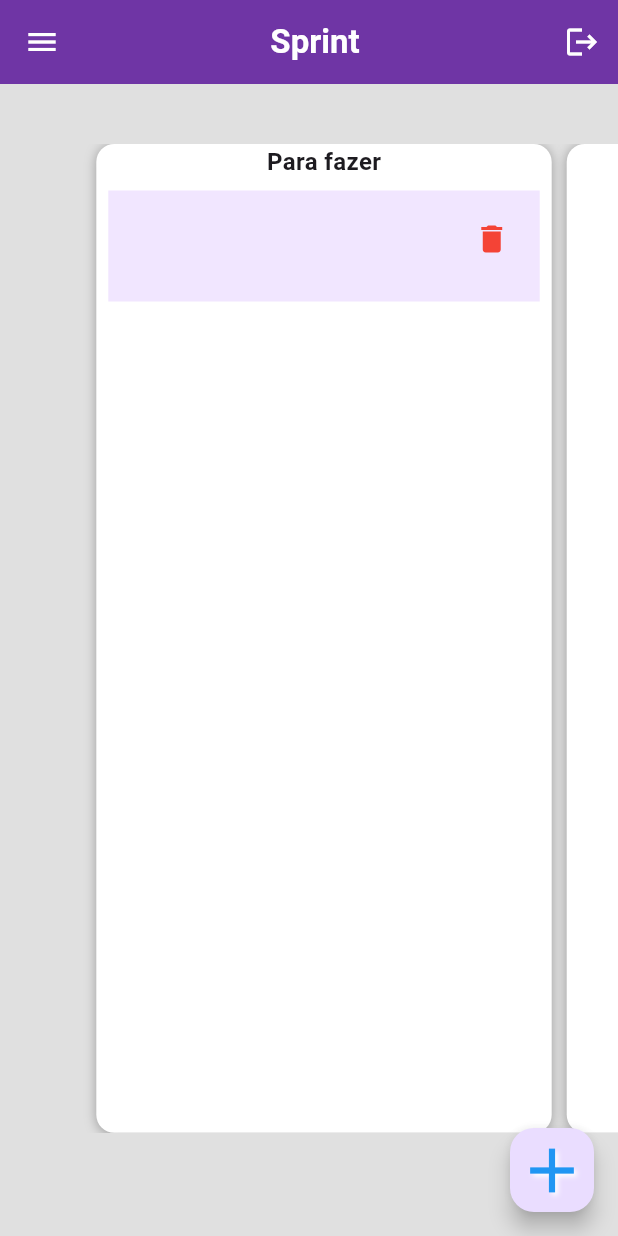
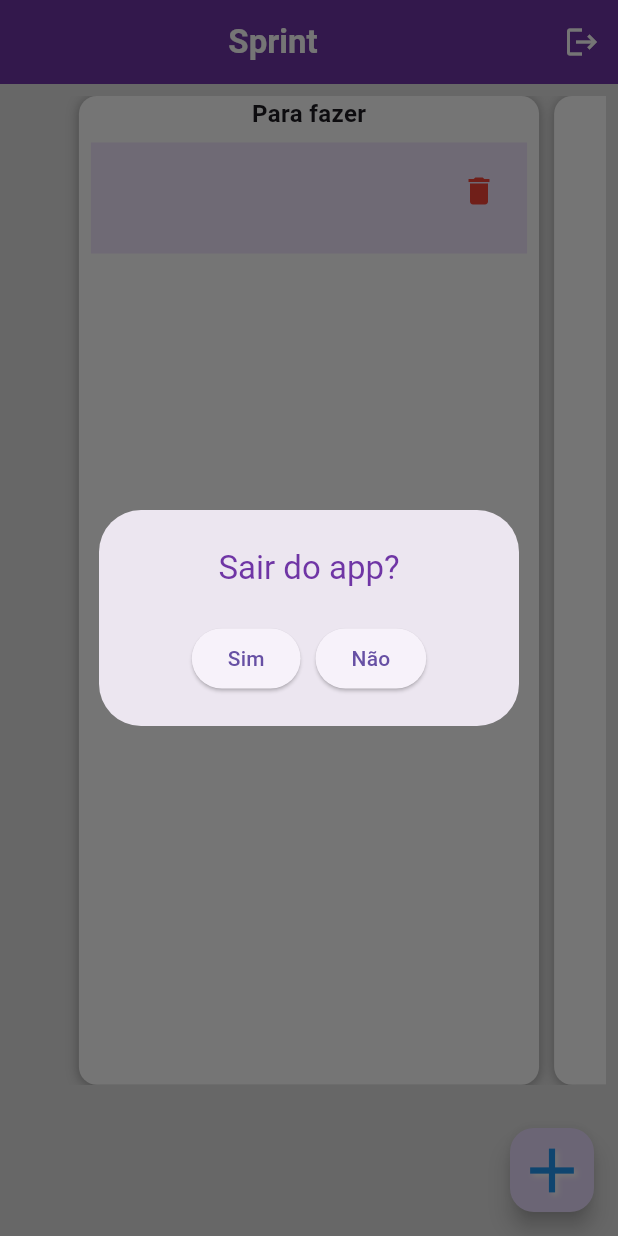
Before and after one commit to willamibezerra/Eu-produtivo, a Flutter app: the SprintPage screen opened by its route, after a tap on the "logout" icon, on a phone screen of 412 x 824 dp. Run offline on Flutter 3.47's test engine with Material 3 defaults, Android fonts, the phone set to English and light mode, and no system bars; drawn by our look-alikes of carousel_slider; our stand-ins replace dartz, firebase_auth, firebase_core, firebase_database, flutter_mobx, flutter_modular and 5 more; accounts and stored records are empty; generated files the repository leaves out were written again.

Commit message:
feat: added sprint

```diff
--- a/lib/app/modules/authentication/presentation/view/components/body_login.dart
+++ b/lib/app/modules/authentication/presentation/view/components/body_login.dart
@@ -107,9 +107,8 @@ class _BodyLoginState extends State<BodyLogin> {
                 return RoundedButton(
                     isLoading: future?.status == FutureStatus.pending,
                     press: () {
-                      widget.registerUserController.save();
                       if (_formKeyEmail.currentState?.validate() ?? false) {
-
+                         widget.registerUserController.save();
                         widget.controller.signFuture(
                             email: _emailController.text,
                             password: _passwordController.text);
--- a/lib/app/modules/splash/presentation/view/state/controller/register_user_controller.dart
+++ b/lib/app/modules/splash/presentation/view/state/controller/register_user_controller.dart
@@ -32,6 +32,7 @@ Future<void> verifyUser()async{
 Future<void> deleteUser()async{
   try {
     await repository.deleteUser();
+    registered = false;
   } catch (e) {
     errorOnLoad = true;
   }
--- a/lib/app/modules/sprint/domain/module/sprint_module.dart
+++ b/lib/app/modules/sprint/domain/module/sprint_module.dart
@@ -1,5 +1,6 @@
 import 'package:flutter_modular/flutter_modular.dart';
 import 'package:image_convert/app/modules/authentication/data/firebase_authentication/auth.dart';
+import 'package:image_convert/app/modules/splash/presentation/view/state/controller/register_user_controller.dart';
 import 'package:image_convert/app/modules/sprint/domain/repositories/interfaces/load_todo_itens_repository_interface.dart';
 import 'package:image_convert/app/modules/sprint/domain/repositories/load_todo_itens_reposirory.dart';
 import 'package:image_convert/app/modules/sprint/presentation/view/pages/sprint_page.dart';
@@ -11,6 +12,7 @@ class HomeModule extends Module {
     i.add(ItensSprintController.new);
     i.add<IloadTodoItensRepository>(LoadTodoItensReposirory.new);
     i.add<Auth>(Auth.new);
+    i.add(RegisterUserController.new);
   }
 
   @override
@@ -18,7 +20,7 @@ class HomeModule extends Module {
     r.child(
       '/',
       child: (context) => SprintPage(
-        controller: Modular.get(),
+        controller: Modular.get(), registerUserController: Modular.get(),
       ),
     );
     super.routes(r);
--- a/lib/app/modules/sprint/presentation/view/pages/sprint_page.dart
+++ b/lib/app/modules/sprint/presentation/view/pages/sprint_page.dart
@@ -4,6 +4,8 @@ import 'package:firebase_database/firebase_database.dart';
 import 'package:flutter/material.dart';
 import 'package:flutter/scheduler.dart';
 import 'package:flutter_mobx/flutter_mobx.dart';
+import 'package:flutter_modular/flutter_modular.dart';
+import 'package:image_convert/app/modules/splash/presentation/view/state/controller/register_user_controller.dart';
 
 import 'package:image_convert/app/modules/sprint/presentation/view/state/controllers/itens_sprint_controller.dart';
 import 'package:image_convert/app/modules/sprint/presentation/view/widgets/body_sprint_widget.dart';
@@ -12,11 +14,12 @@ import 'package:image_convert/app/shared/widgets/style/app_colors.dart';
 import 'package:mobx/mobx.dart';
 
 class SprintPage extends StatefulWidget {
+  final RegisterUserController registerUserController;
   final ItensSprintController controller;
 
   const SprintPage({
     Key? key,
-    required this.controller,
+    required this.controller, required this.registerUserController,
   }) : super(key: key);
 
   @override
@@ -33,7 +36,7 @@ class _SprintPageState extends State<SprintPage> {
   final DatabaseReference databaseRef =
       FirebaseDatabase.instance.ref().child('tasks');
 
-  @override
+  late ReactionDisposer disposer;
   @override
   void initState() {
     super.initState();
@@ -41,6 +44,19 @@ class _SprintPageState extends State<SprintPage> {
     SchedulerBinding.instance.addPostFrameCallback((_) {
       widget.controller.loadTask();
     });
+      disposer = reaction<bool?>(
+    (_) => widget.registerUserController.registered,
+    (isRegistered) {
+      if (isRegistered == false) {
+        Modular.to.pushNamedAndRemoveUntil('/onBoarding/', (_) => false);
+      }
+    },
+  );
+  }
+  @override
+void dispose() {
+  disposer();
+  super.dispose();
 }
 
   @override
@@ -48,7 +64,13 @@ class _SprintPageState extends State<SprintPage> {
     final taskController = TextEditingController();
     double screenWidth = MediaQuery.of(context).size.width;
 
-    return Scaffold(
+    return
+
+
+
+    PopScope(
+  canPop: false,
+      child: Scaffold(
         floatingActionButton: FloatingActionButton(
           child: const Icon(
             Icons.add,
@@ -67,8 +89,7 @@ class _SprintPageState extends State<SprintPage> {
               context: context,
               builder: (context) {
                 return AlertDialog(
-                title: Expanded(
-                  child: SizedBox(
+                  title: SizedBox(
                     height: 200,
                     width: 200,
                     child: Column(
@@ -83,6 +104,18 @@ class _SprintPageState extends State<SprintPage> {
                         const SizedBox(
                           height: 50,
                         ),
+                        Row(
+                          children: [
+                               ElevatedButton(
+                              onPressed: () {
+                                Navigator.pop(context);
+                                setState(() { });
+                              },
+                              child: const Text('Cancelar'),
+                            ),
+                            const SizedBox(
+                              width: 15,
+                            ),
                             ElevatedButton(
                               onPressed: () {
                                 widget.controller
@@ -94,9 +127,10 @@ class _SprintPageState extends State<SprintPage> {
                                 });
                               },
                               child: const Text('Salvar'),
+                            ),
+                          ],
                         )
                       ],
-                    ),
                     ),
                   ),
                 );
@@ -106,8 +140,49 @@ class _SprintPageState extends State<SprintPage> {
         ),
         backgroundColor: Colors.grey[300],
         appBar: AppBar(
+          automaticallyImplyLeading:false ,
           actions: [
-          IconButton(onPressed: (){}, icon: const Icon(Icons.logout))
+            IconButton(onPressed: (){
+                    showDialog(
+              context: context,
+              builder: (context) {
+                return AlertDialog(
+                  title: SizedBox(
+                    height: 100,
+                    width: 100,
+                    child: Column(
+                      children: [
+                        const Text(
+                          'Sair do app?',
+                          style: TextStyle(fontSize: 22, color: AppColors.kPrimaryColor),
+                        ),
+                        const SizedBox(
+                          height: 22,
+                        ),
+
+                                Row(
+                                  mainAxisAlignment: MainAxisAlignment.center,
+                                  children: [
+                                    ElevatedButton(onPressed: (){
+                                widget.registerUserController.deleteUser();
+                                    },
+                                    child: const Text('Sim')),
+                                    const SizedBox(
+                  width: 10,
+                                    ),
+                                    ElevatedButton(onPressed: (){
+                  Navigator.pop(context);
+                                    }, child: const Text('Não'))
+
+                                  ],
+                                )
+                      ],
+                    ),
+                  ),
+                );
+              },
+            );
+            }, icon: const Icon(Icons.logout))
           ],
           iconTheme: const IconThemeData(color: Colors.white),
           backgroundColor: AppColors.kPrimaryColor,
@@ -118,7 +193,6 @@ class _SprintPageState extends State<SprintPage> {
             ),
           ),
         ),
-      drawer: const Drawer(),
         body: Observer(
           builder: (context) {
             final futureProgress = widget.controller.loadprogessFuture;
@@ -147,13 +221,13 @@ class _SprintPageState extends State<SprintPage> {
 
           },
         ),
+      ),
     );
   }
 }
 
 Widget cardWidget(bool elevation, String? task, VoidCallback onTapDelete) {
-  return Positioned(
-    child: SizedBox(
+  return SizedBox(
     width: 150,
     child: Container(
       decoration:
@@ -202,6 +276,5 @@ Widget cardWidget(bool elevation, String? task, VoidCallback onTapDelete) {
               height: 50,
             ),
     ),
-    ),
   );
 }
--- a/lib/app/modules/sprint/presentation/view/widgets/body_sprint_widget.dart
+++ b/lib/app/modules/sprint/presentation/view/widgets/body_sprint_widget.dart
@@ -32,18 +32,8 @@ class _BodySprintWidgetState extends State<BodySprintWidget> {
   }
   @override
   Widget build(BuildContext context) {
-    return SingleChildScrollView(
-      child: Column(
-        children: [
-          const SizedBox(
-            height: 40,
-          ),
-          Row(
-            children: [
-              const SizedBox(
-                width: 20,
-              ),
-              Expanded(
+    return Padding(
+      padding: const EdgeInsets.all(8.0),
       child: CarouselSlider(
         carouselController: widget.carouselController,
         options: CarouselOptions(
@@ -134,11 +124,6 @@ class _BodySprintWidgetState extends State<BodySprintWidget> {
           ),
         ],
       ),
-              ),
-            ],
-          ),
-        ],
-      ),
     );
   }
 }
--- a/lib/app/modules/sprint/presentation/view/widgets/sprint_card_widget.dart
+++ b/lib/app/modules/sprint/presentation/view/widgets/sprint_card_widget.dart
@@ -25,7 +25,6 @@ class _SprintCardWidgetState extends State<SprintCardWidget> {
   @override
   Widget build(BuildContext context) {
     return Container(
-      width: MediaQuery.of(context).size.width,
       margin: const EdgeInsets.symmetric(horizontal: 5.0),
       decoration: BoxDecoration(
         color: const Color.fromARGB(255, 255, 255, 255),
@@ -47,11 +46,14 @@ class _SprintCardWidgetState extends State<SprintCardWidget> {
               style:
                   const TextStyle(fontSize: 16.0, fontWeight: FontWeight.bold),
             ),
-            if (widget.content != null)
-              Expanded(
+              Visibility(
+                visible: widget.content != null,
+                child: SizedBox(
+                  height: 500,
                   child: ListView.builder(
-                  itemCount: widget.content!.length,
+                    itemCount: widget.content?.length,
                     itemBuilder: (context, index) {
+                      //erro está aqui.
                       return Draggable(
                         onDragStarted: () {
                           setState(() {
@@ -75,12 +77,15 @@ class _SprintCardWidgetState extends State<SprintCardWidget> {
                         childWhenDragging: Container(),
                         child: Padding(
                           padding: const EdgeInsets.all(8.0),
-                        child: cardWidget(false, widget.content![index], () {
+                          child:
+
+                           cardWidget(false, widget.content![index], () {
                             widget.onTapDelete!(index);
                           }),
                         ),
                       );
                     },
+                  ),
                 ),
               ),
           ],
```
Also changed, not shown: lib/app/modules/authentication/presentation/view/components/body_register_account.dart (+20 -19 lines), lib/app/modules/splash/presentation/view/page/splash_screen.dart (+12 -1 lines), lib/app/modules/sprint/presentation/view/state/controllers/itens_sprint_controller.dart (+5 -4 lines), 6 other files. Lines whose indentation alone changed are shown as unchanged.
